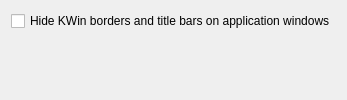
Qt form packaging/kwin-script/contents/ui/config.ui (kontonkara/driftile) before a commit.
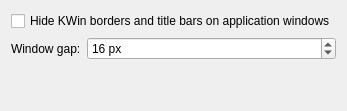
The same form after that commit.

Commit message: feat(config): add live window gap setting

What changed in the file:
```diff
--- a/packaging/kwin-script/contents/ui/config.ui
+++ b/packaging/kwin-script/contents/ui/config.ui
@@ -10,6 +10,33 @@
      </property>
     </widget>
    </item>
+   <item>
+    <layout class="QFormLayout" name="formLayout">
+     <item row="0" column="0">
+      <widget class="QLabel" name="gapLabel">
+       <property name="text">
+        <string>Window gap:</string>
+       </property>
+       <property name="buddy">
+        <cstring>kcfg_Gap</cstring>
+       </property>
+      </widget>
+     </item>
+     <item row="0" column="1">
+      <widget class="QSpinBox" name="kcfg_Gap">
+       <property name="suffix">
+        <string> px</string>
+       </property>
+       <property name="maximum">
+        <number>64</number>
+       </property>
+       <property name="value">
+        <number>16</number>
+       </property>
+      </widget>
+     </item>
+    </layout>
+   </item>
    <item>
     <spacer name="verticalSpacer">
      <property name="orientation">
```
The commit also changes 4 other files.
